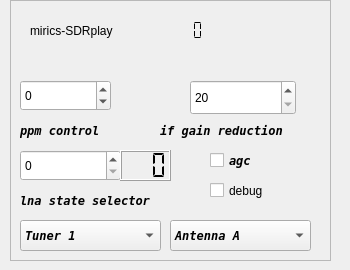
The window that devices/sdrplay-handler/sdrplay-widget.ui (JvanKatwijk/dab-scanner) describes before a commit, drawn with Qt 5.
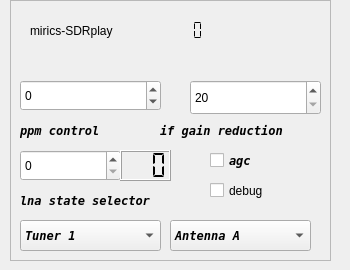
The same window after the commit.

What changed in the file:
```diff
--- a/devices/sdrplay-handler/sdrplay-widget.ui
+++ b/devices/sdrplay-handler/sdrplay-widget.ui
@@ -102,7 +102,7 @@
      <rect>
       <x>10</x>
       <y>80</y>
-      <width>91</width>
+      <width>141</width>
       <height>31</height>
      </rect>
     </property>
@@ -304,7 +304,7 @@
      <rect>
       <x>180</x>
       <y>80</y>
-      <width>106</width>
+      <width>131</width>
       <height>35</height>
      </rect>
     </property>
```
